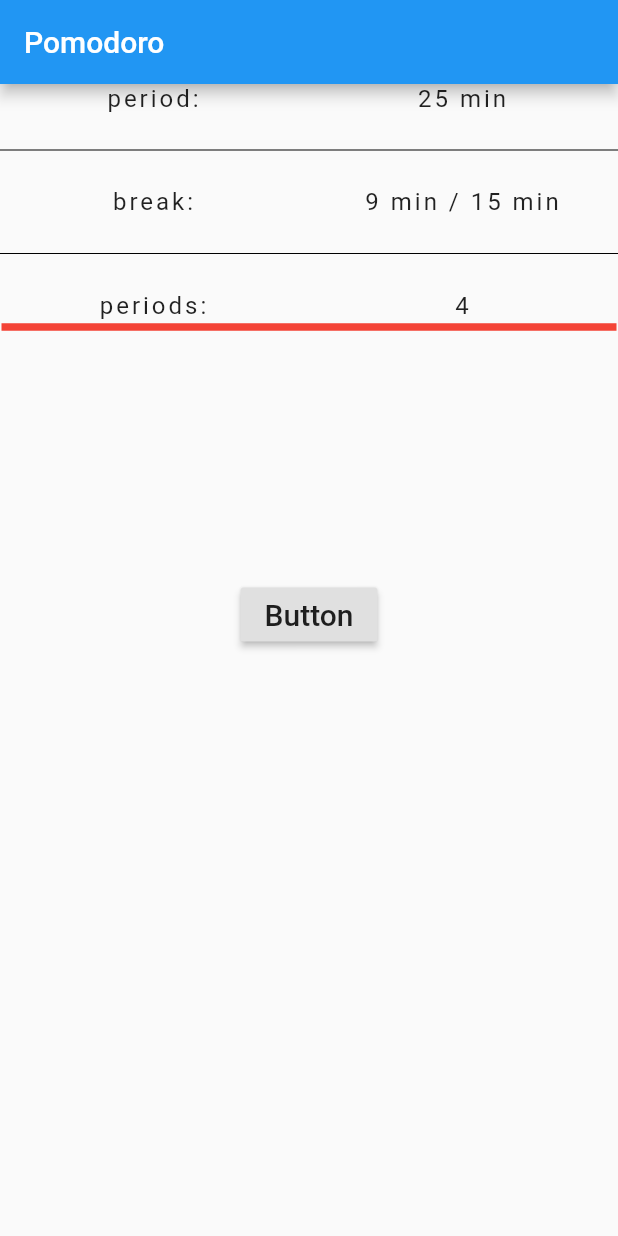
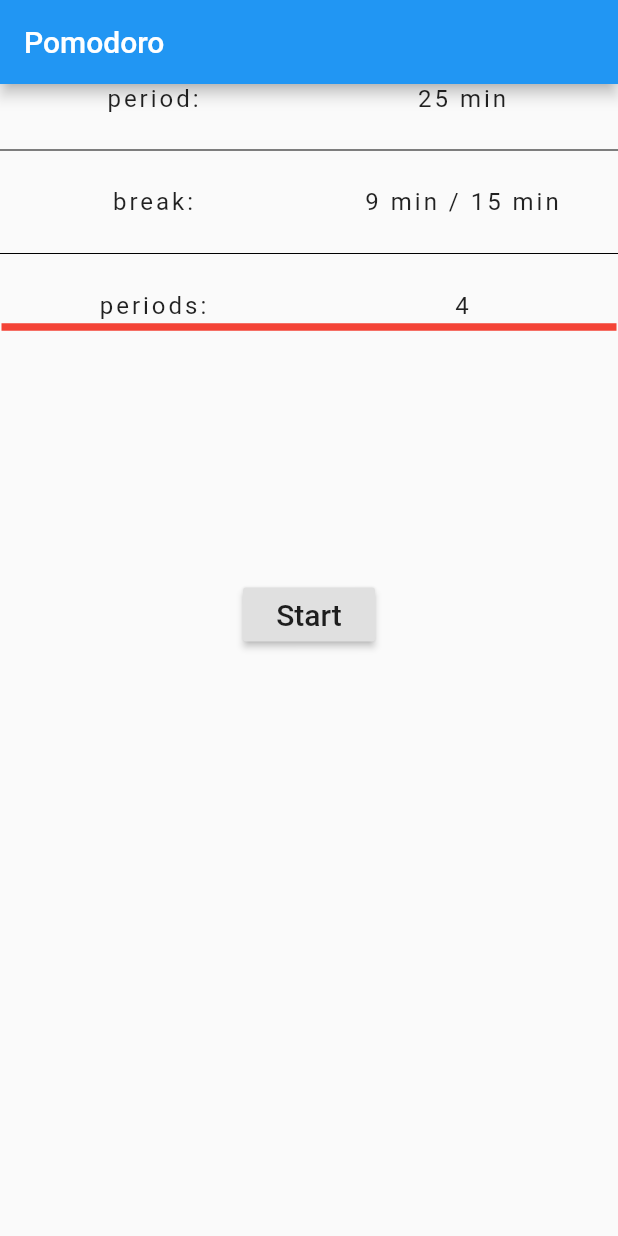
Before and after one commit to mobileappdevhm19/lust-LibraryUniversalSwissTool, a Flutter app: the screen it shows after launch, on a phone screen of 412 x 824 dp. Run offline on Flutter 3.47's test engine with Material 2 defaults, Android fonts, the phone set to English and light mode, and no system bars; our stand-ins replace charts_flutter.

Commit message:
Start/ Stop button instead of "button" now

```diff
--- a/lust/lib/widgets/pomodoroPage/pomodoroTimer.dart
+++ b/lust/lib/widgets/pomodoroPage/pomodoroTimer.dart
@@ -35,6 +35,8 @@ class _PomodoroTimerState extends State<PomodoroTimer> {
 
   Timer _timer;
 
+  String startStopBtnText="Start";
+
 
   _PomodoroTimerState(int periodTime, int shortBreakTime, int longBreakTime, int countPeriods) {
     statuslist.add(statusClass(-1, ""));
@@ -55,8 +57,8 @@ class _PomodoroTimerState extends State<PomodoroTimer> {
             children: <Widget>[
               RaisedButton(
                 onPressed: () {buttonClicked();},
-                child: const Text(
-                    'Button',
+                child: Text(
+                    '$startStopBtnText',
                     style: TextStyle(fontSize: 20)
                 ),
               ),
@@ -70,7 +72,7 @@ class _PomodoroTimerState extends State<PomodoroTimer> {
                     child: Text(
                       "$actTimeMinutesSeconds",
                       textScaleFactor: 0.8,
-                      style: TextStyle(fontSize: 20.0, letterSpacing: 2.0),
+                      style: TextStyle(fontSize: 20.0, letterSpacing: 2.0, fontWeight: FontWeight.bold),
                       textAlign: TextAlign.center,
                     )
                 ),
@@ -88,6 +90,19 @@ class _PomodoroTimerState extends State<PomodoroTimer> {
   }
 
   void buttonClicked(){
+    this.setState((){
+      if(startStopBtnText=="Start"){
+        startStopBtnText="Stop";
+        startTimer();
+        return; //jut to leave this function
+      }
+      else{
+        startStopBtnText="Start";
+        _timer.cancel();
+      }
+    });
+
+
     if(actStatus== Status.nothing){
       changeStatus();
     }
```
